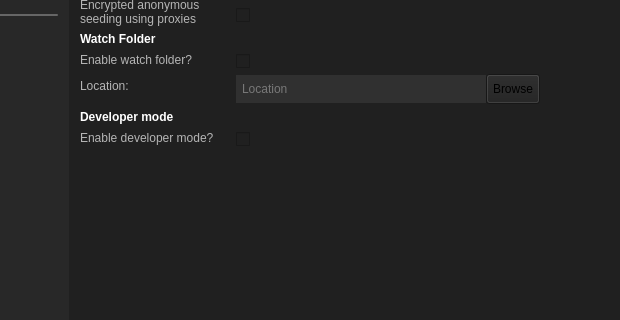
The window that TriblerGUI/qt_resources/mainwindow.ui (Tribler/tribler) describes before a commit, drawn with Qt 5; both pictures show x 131 to 751 and y 335 to 655 of the 855 by 655 pixel window.
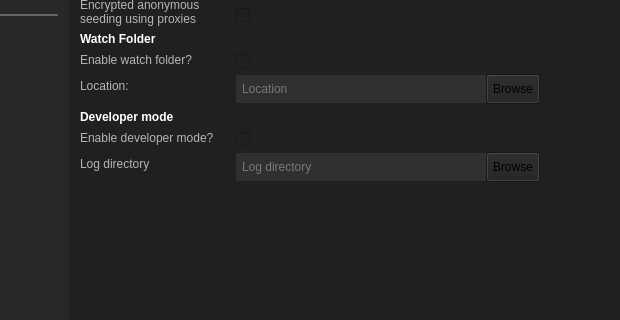
The same window after the commit. The open tabs and pages were chosen to show the change. Icons and pictures are not drawn. Custom widgets are drawn as their Qt base class.

Commit message:
Separated core and gui logs and added a custom log directory option in settings
Added testcases

Patch:
```diff
--- a/TriblerGUI/qt_resources/mainwindow.ui
+++ b/TriblerGUI/qt_resources/mainwindow.ui
@@ -5315,6 +5315,100 @@
                 </property>
                </widget>
               </item>
+              <item row="13" column="0">
+               <widget class="QLabel" name="label_log_location">
+                <property name="styleSheet">
+                 <string notr="true"/>
+                </property>
+                <property name="text">
+                 <string>Log directory </string>
+                </property>
+               </widget>
+              </item>
+              <item row="13" column="1">
+               <widget class="QWidget" name="log_location_widget" native="true">
+                <layout class="QHBoxLayout" name="log_location_layout">
+                 <property name="spacing">
+                  <number>0</number>
+                 </property>
+                 <property name="leftMargin">
+                  <number>0</number>
+                 </property>
+                 <property name="topMargin">
+                  <number>0</number>
+                 </property>
+                 <property name="rightMargin">
+                  <number>0</number>
+                 </property>
+                 <property name="bottomMargin">
+                  <number>0</number>
+                 </property>
+                 <item>
+                  <widget class="QLineEdit" name="log_location_input">
+                   <property name="sizePolicy">
+                    <sizepolicy hsizetype="Fixed" vsizetype="Fixed">
+                     <horstretch>0</horstretch>
+                     <verstretch>0</verstretch>
+                    </sizepolicy>
+                   </property>
+                   <property name="minimumSize">
+                    <size>
+                     <width>250</width>
+                     <height>28</height>
+                    </size>
+                   </property>
+                   <property name="maximumSize">
+                    <size>
+                     <width>250</width>
+                     <height>28</height>
+                    </size>
+                   </property>
+                   <property name="styleSheet">
+                    <string notr="true"/>
+                   </property>
+                   <property name="placeholderText">
+                    <string>Log directory</string>
+                   </property>
+                  </widget>
+                 </item>
+                 <item>
+                  <widget class="QToolButton" name="log_location_chooser_button">
+                   <property name="minimumSize">
+                    <size>
+                     <width>50</width>
+                     <height>30</height>
+                    </size>
+                   </property>
+                   <property name="baseSize">
+                    <size>
+                     <width>50</width>
+                     <height>30</height>
+                    </size>
+                   </property>
+                   <property name="toolTip">
+                    <string>Browse directory</string>
+                   </property>
+                   <property name="text">
+                    <string>Browse</string>
+                   </property>
+                   <property name="icon">
+                    <iconset>
+                     <normaloff>../images/browse_folder.svg</normaloff>../images/browse_folder.svg</iconset>
+                   </property>
+                   <property name="toolButtonStyle">
+                    <enum>Qt::ToolButtonIconOnly</enum>
+                   </property>
+                   <property name="autoRaise">
+                    <bool>false</bool>
+                   </property>
+                   <property name="arrowType">
+                    <enum>Qt::NoArrow</enum>
+                   </property>
+                  </widget>
+                 </item>
+                </layout>
+               </widget>
+              </item>
              </layout>
             </widget>
             <widget class="QWidget" name="settings_connection_tab">
```
The commit also changes 12 other files.
